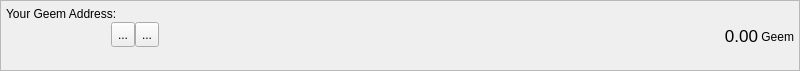
geemcoin/geemwallet, file src/gui/ui/accountframe.ui: the form before one commit.
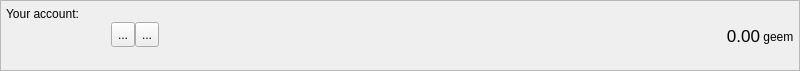
The form after the commit. Icons and pictures are not drawn.

The edit to the form file:
```diff
--- a/src/gui/ui/accountframe.ui
+++ b/src/gui/ui/accountframe.ui
@@ -73,7 +73,7 @@
         </size>
        </property>
        <property name="text">
-        <string>Your Geem Address:</string>
+        <string>Your account:</string>
        </property>
        <property name="alignment">
         <set>Qt::AlignBottom|Qt::AlignLeading|Qt::AlignLeft</set>
@@ -286,7 +286,7 @@
           </size>
          </property>
          <property name="text">
-          <string> Geem</string>
+          <string> geem</string>
          </property>
          <property name="alignment">
           <set>Qt::AlignBottom|Qt::AlignLeading|Qt::AlignLeft</set>
```
